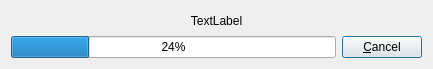
pars-linux/uludag, file staj-projeleri/puding/data/ui/qtProgressBar.ui: the form before one commit.
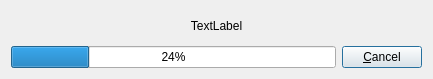
The form after the commit.

The edit to the form file:
```diff
--- a/staj-projeleri/puding/data/ui/qtProgressBar.ui
+++ b/staj-projeleri/puding/data/ui/qtProgressBar.ui
@@ -7,7 +7,7 @@
     <x>0</x>
     <y>0</y>
     <width>433</width>
-    <height>69</height>
+    <height>79</height>
    </rect>
   </property>
   <property name="minimumSize">
@@ -22,6 +22,12 @@
   <layout class="QVBoxLayout" name="verticalLayout">
    <item>
     <widget class="QLabel" name="label">
+     <property name="minimumSize">
+      <size>
+       <width>0</width>
+       <height>23</height>
+      </size>
+     </property>
      <property name="text">
       <string>TextLabel</string>
      </property>
```
